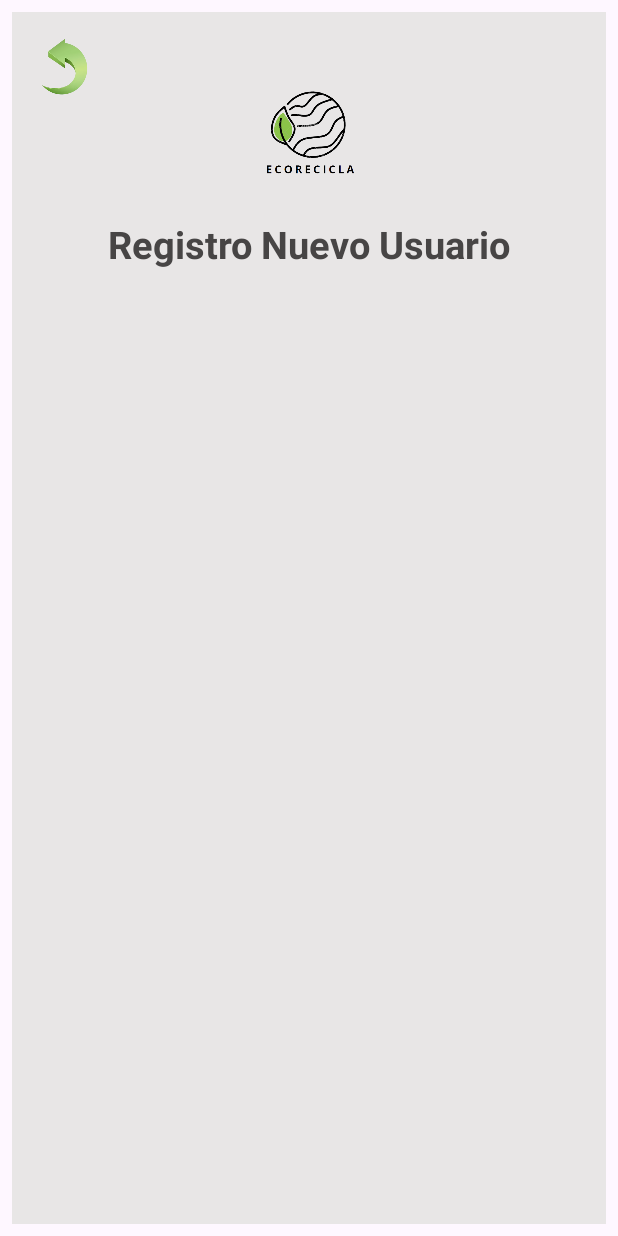
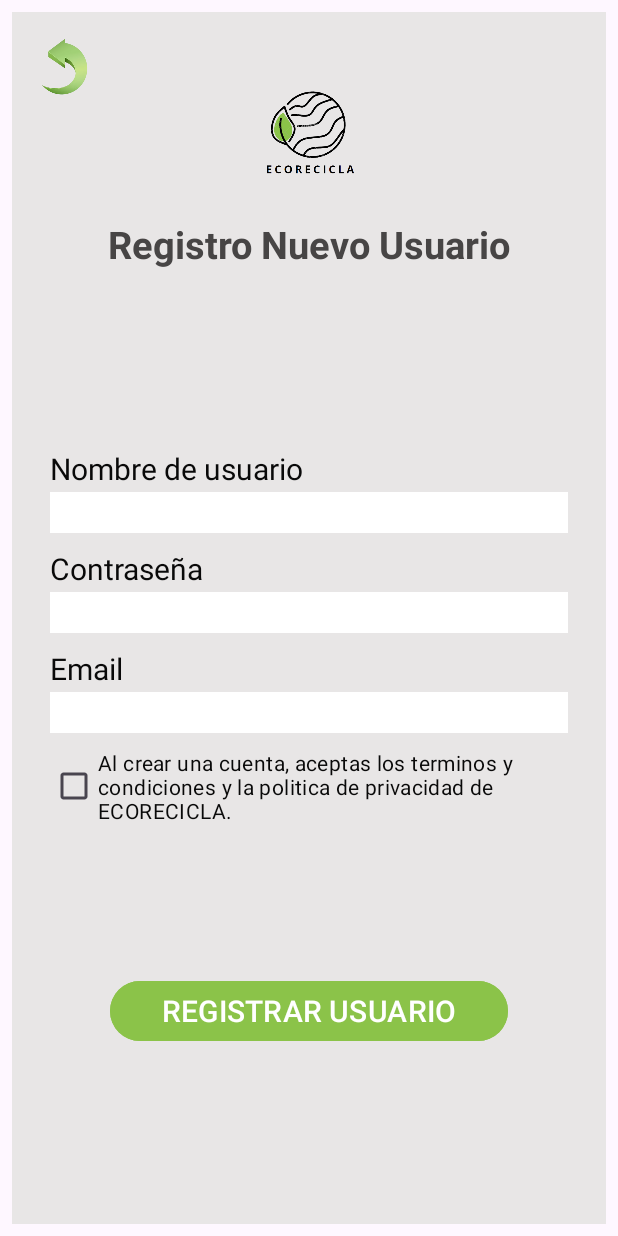
Before and after one commit to BrayanStic/EcoRecicla, an Android app: the RegistroUsuarioActivity screen opened directly, with no data from a screen before it, on a phone screen of 412 x 824 dp. Run offline under Robolectric (Android 15) with nearby library versions, the phone set to English and light mode, and no system bars.

Commit message:
octavo commit

```diff
--- a/app/src/main/java/com/example/ecorecicla/RegistroUsuarioActivity.java
+++ b/app/src/main/java/com/example/ecorecicla/RegistroUsuarioActivity.java
@@ -2,13 +2,29 @@ package com.example.ecorecicla;
 
 import androidx.appcompat.app.AppCompatActivity;
 
+import android.content.Intent;
 import android.os.Bundle;
+import android.view.View;
+import android.widget.Button;
 
 public class RegistroUsuarioActivity extends AppCompatActivity {
+
+    Button newUsuario;
 
     @Override
     protected void onCreate(Bundle savedInstanceState) {
         super.onCreate(savedInstanceState);
         setContentView(R.layout.activity_registro_usuario);
+
+        newUsuario=findViewById(R.id.buttonRegUsuario);
+
+        Intent newUser=new Intent(getApplicationContext(), HomeActivity.class);
+
+        newUsuario.setOnClickListener(new View.OnClickListener() {
+            @Override
+            public void onClick(View view) {
+                startActivity(newUser);
+            }
+        });
     }
 }
--- a/app/src/main/res/layout/activity_registro_usuario.xml
+++ b/app/src/main/res/layout/activity_registro_usuario.xml
@@ -33,7 +33,7 @@
         app:srcCompat="@drawable/flecha_atras" />
 
     <TextView
-        android:id="@+id/textView"
+        android:id="@+id/textViewTitulo"
         android:layout_width="wrap_content"
         android:layout_height="wrap_content"
         android:text="Registro Nuevo Usuario"
@@ -46,4 +46,104 @@
         app:layout_constraintTop_toTopOf="parent"
         app:layout_constraintVertical_bias="0.178" />
 
+    <LinearLayout
+        android:layout_width="match_parent"
+        android:layout_height="wrap_content"
+        android:layout_marginStart="25dp"
+        android:layout_marginEnd="25dp"
+        android:gravity="center"
+        android:orientation="vertical"
+        app:layout_constraintBottom_toBottomOf="parent"
+        app:layout_constraintEnd_toEndOf="parent"
+        app:layout_constraintStart_toStartOf="parent"
+        app:layout_constraintTop_toBottomOf="@id/textViewTitulo">
+
+        <TextView
+            android:id="@+id/textView24"
+            android:layout_width="match_parent"
+            android:layout_height="wrap_content"
+            android:text="Nombre de usuario"
+            android:textColor="#090909"
+            android:textSize="20sp" />
+
+        <EditText
+            android:id="@+id/editTextText2"
+            android:layout_width="match_parent"
+            android:layout_height="wrap_content"
+            android:layout_marginTop="2dp"
+            android:background="#FFFFFF"
+            android:ems="10"
+            android:inputType="text|textPersonName"
+            android:shadowColor="#070707"
+            android:textColor="#070707"
+            android:textColorHint="#737171"
+            android:textColorLink="#070707"
+            android:textSize="20sp" />
+
+        <TextView
+            android:id="@+id/textView25"
+            android:layout_width="match_parent"
+            android:layout_height="wrap_content"
+            android:layout_marginTop="10dp"
+            android:text="Contraseña"
+            android:textColor="#090909"
+            android:textSize="20sp" />
+
+        <EditText
+            android:id="@+id/editTextTextPassword"
+            android:layout_width="match_parent"
+            android:layout_height="wrap_content"
+            android:layout_marginTop="2dp"
+            android:background="#FFFFFF"
+            android:ems="10"
+            android:inputType="text|textPassword"
+            android:shadowColor="#070707"
+            android:textColor="#070707"
+            android:textColorHint="#737171"
+            android:textColorLink="#070707"
+            android:textSize="20sp" />
+
+        <TextView
+            android:id="@+id/textView26"
+            android:layout_width="match_parent"
+            android:layout_height="wrap_content"
+            android:layout_marginTop="10dp"
+            android:text="Email"
+            android:textColor="#090909"
+            android:textSize="20sp" />
+
+        <EditText
+            android:id="@+id/editTextTextEmailAddress"
+            android:layout_width="match_parent"
+            android:layout_height="wrap_content"
+            android:layout_marginTop="2dp"
+            android:background="#FFFFFF"
+            android:ems="10"
+            android:inputType="text|textEmailAddress"
+            android:shadowColor="#070707"
+            android:textColor="#070707"
+            android:textColorHint="#737171"
+            android:textColorLink="#070707"
+            android:textSize="20sp" />
+
+        <CheckBox
+            android:id="@+id/checkBox"
+            android:layout_width="match_parent"
+            android:layout_height="wrap_content"
+            android:layout_marginTop="10dp"
+            android:text="Al crear una cuenta, aceptas los terminos y condiciones y la politica de privacidad de ECORECICLA."
+            android:textColor="#090909" />
+
+        <Button
+            android:id="@+id/buttonRegUsuario"
+            android:layout_width="match_parent"
+            android:layout_height="wrap_content"
+            android:layout_marginStart="40dp"
+            android:layout_marginTop="100dp"
+            android:layout_marginEnd="40dp"
+            android:backgroundTint="#8BC349"
+            android:text="REGISTRAR USUARIO"
+            android:textSize="20dp" />
+    </LinearLayout>
+
 </androidx.constraintlayout.widget.ConstraintLayout>
```
